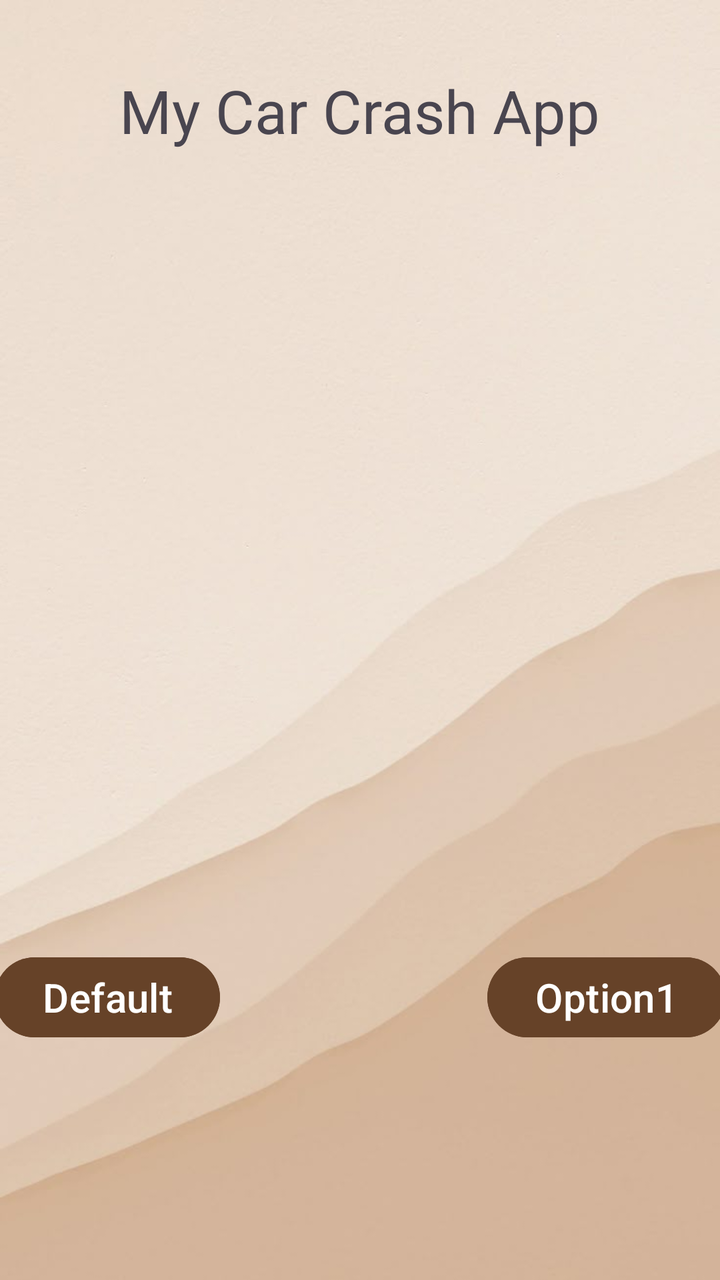
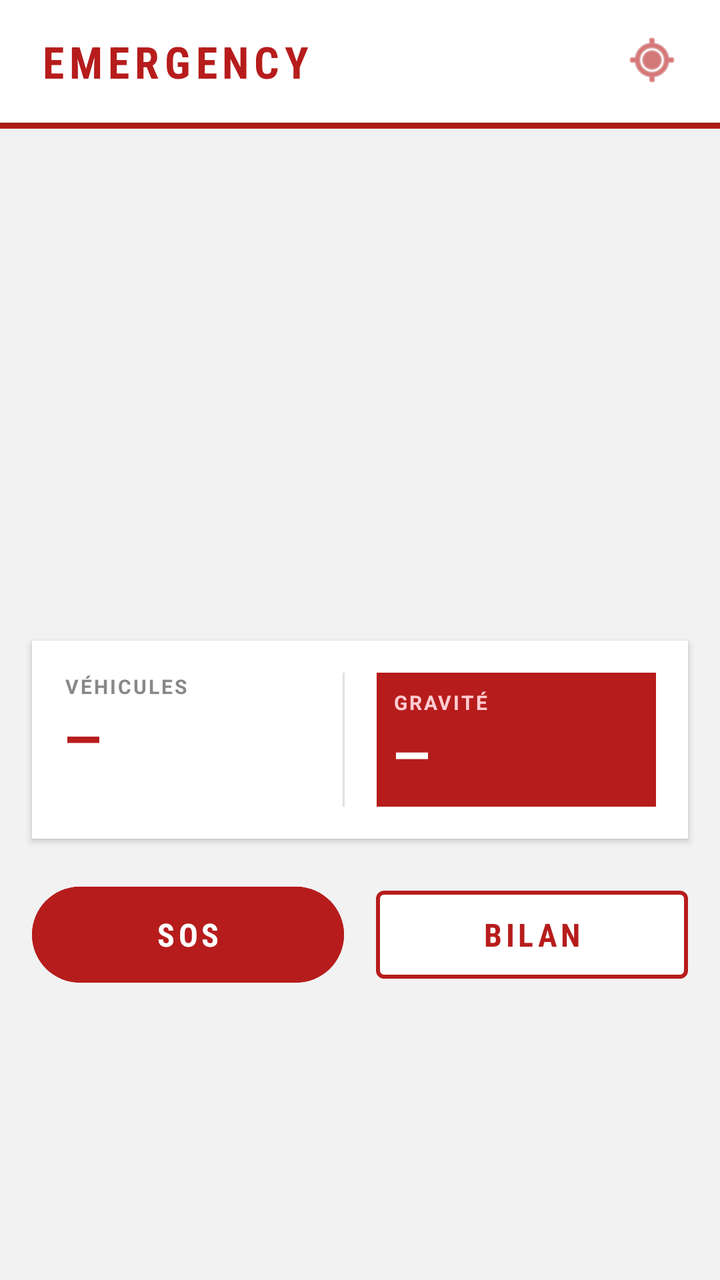

The first picture is an Android layout as it rendered before a commit; the second is the same layout after the commit. The layout source and the unified diff follow.
<!-- AndroidManifest.xml: application theme Theme.MyApplication -->
<!-- res/layout/activity_main.xml -->
<?xml version="1.0" encoding="utf-8"?>
<androidx.constraintlayout.widget.ConstraintLayout xmlns:android="http://schemas.android.com/apk/res/android"
    xmlns:app="http://schemas.android.com/apk/res-auto"
    xmlns:tools="http://schemas.android.com/tools"
    android:id="@+id/main"
    android:layout_width="match_parent"
    android:layout_height="match_parent"
    tools:context=".MainActivity">

    <ImageView
        android:layout_width="match_parent"
        android:layout_height="match_parent"
        android:src="@drawable/background_image_beige"
        android:scaleType="centerCrop"
        android:id="@+id/background_image"/>
    <TextView
        android:layout_width="wrap_content"
        android:layout_height="wrap_content"
        android:layout_marginTop="35dp"
        android:textStyle="bold"
        app:layout_constraintStart_toStartOf="parent"
        app:layout_constraintEnd_toEndOf="parent"
        app:layout_constraintTop_toTopOf="parent"
        android:textSize="30sp"
        android:text="My Car Crash App"
        android:textFontWeight="500"/>

    <ImageView
        android:id="@+id/animation"
        android:layout_width="366dp"
        android:layout_height="259dp"
        app:layout_constraintBottom_toBottomOf="parent"
        app:layout_constraintEnd_toEndOf="parent"
        app:layout_constraintStart_toStartOf="parent"
        app:layout_constraintTop_toTopOf="parent" />

    <Button
        android:layout_width="wrap_content"
        android:layout_height="wrap_content"
        android:id="@+id/default_button"
        android:text="Default"
        app:layout_constraintTop_toBottomOf="@+id/animation"
        app:layout_constraintStart_toStartOf="@+id/animation"
        android:layout_marginTop="25dp"
        android:backgroundTint="@color/brown"
        android:textSize="20sp"/>
    <Button
        android:layout_width="wrap_content"
        android:layout_height="wrap_content"
        android:id="@+id/option_button_1"
        android:text="Option1"
        app:layout_constraintTop_toBottomOf="@+id/animation"
        app:layout_constraintEnd_toEndOf="@+id/animation"
        android:layout_marginTop="25dp"
        android:backgroundTint="@color/brown"
        android:textSize="20sp"/>
</androidx.constraintlayout.widget.ConstraintLayout>
<!-- resources referenced by this layout -->
<resources>
  <color name="brown">#664228</color>
  <!-- drawable background_image_beige: jpg bitmap (drawable, 20158 bytes) -->
  <style name="Theme.MyApplication" parent="Base.Theme.MyApplication" />
  <style name="Base.Theme.MyApplication" parent="Theme.Material3.DayNight.NoActionBar">
          
          
      </style>
</resources>

<!-- the commit's change to res/layout/activity_main.xml (unified diff, before → after) -->
@@ -1,57 +1,199 @@
 <?xml version="1.0" encoding="utf-8"?>
-<androidx.constraintlayout.widget.ConstraintLayout xmlns:android="http://schemas.android.com/apk/res/android"
+<androidx.constraintlayout.widget.ConstraintLayout
+    xmlns:android="http://schemas.android.com/apk/res/android"
     xmlns:app="http://schemas.android.com/apk/res-auto"
     xmlns:tools="http://schemas.android.com/tools"
     android:id="@+id/main"
     android:layout_width="match_parent"
     android:layout_height="match_parent"
+    android:background="#F2F2F2"
     tools:context=".MainActivity">
 
-    <ImageView
-        android:layout_width="match_parent"
-        android:layout_height="match_parent"
-        android:src="@drawable/background_image_beige"
-        android:scaleType="centerCrop"
-        android:id="@+id/background_image"/>
-    <TextView
-        android:layout_width="wrap_content"
+    
+    <LinearLayout
+        android:id="@+id/header"
+        android:layout_width="0dp"
         android:layout_height="wrap_content"
-        android:layout_marginTop="35dp"
-        android:textStyle="bold"
+        android:orientation="horizontal"
+        android:background="#FFFFFF"
+        android:paddingStart="20dp"
+        android:paddingEnd="20dp"
+        android:paddingTop="16dp"
+        android:paddingBottom="16dp"
+        android:elevation="4dp"
+        app:layout_constraintTop_toTopOf="parent"
         app:layout_constraintStart_toStartOf="parent"
-        app:layout_constraintEnd_toEndOf="parent"
-        app:layout_constraintTop_toTopOf="parent"
-        android:textSize="30sp"
-        android:text="My Car Crash App"
-        android:textFontWeight="500"/>
+        app:layout_constraintEnd_toEndOf="parent">
 
+        <TextView
+            android:layout_width="0dp"
+            android:layout_height="wrap_content"
+            android:layout_weight="1"
+            android:text="EMERGENCY"
+            android:textColor="#B71C1C"
+            android:textSize="22sp"
+            android:textStyle="bold"
+            android:letterSpacing="0.12"
+            android:fontFamily="sans-serif-condensed" />
+
+        
+        <ImageView
+            android:layout_width="28dp"
+            android:layout_height="28dp"
+            android:src="@android:drawable/ic_menu_mylocation"
+            android:tint="#B71C1C" />
+    </LinearLayout>
+
+    
+    <View
+        android:id="@+id/header_divider"
+        android:layout_width="0dp"
+        android:layout_height="3dp"
+        android:background="#B71C1C"
+        app:layout_constraintTop_toBottomOf="@+id/header"
+        app:layout_constraintStart_toStartOf="parent"
+        app:layout_constraintEnd_toEndOf="parent" />
+
+    
     <ImageView
         android:id="@+id/animation"
-        android:layout_width="366dp"
-        android:layout_height="259dp"
-        app:layout_constraintBottom_toBottomOf="parent"
-        app:layout_constraintEnd_toEndOf="parent"
+        android:layout_width="0dp"
+        android:layout_height="220dp"
+        android:layout_marginStart="16dp"
+        android:layout_marginEnd="16dp"
+        android:layout_marginTop="20dp"
+        android:scaleType="centerCrop"
+        app:layout_constraintTop_toBottomOf="@+id/header_divider"
         app:layout_constraintStart_toStartOf="parent"
-        app:layout_constraintTop_toTopOf="parent" />
+        app:layout_constraintEnd_toEndOf="parent" />
 
-    <Button
-        android:layout_width="wrap_content"
+    
+    <LinearLayout
+        android:id="@+id/status_card"
+        android:layout_width="0dp"
         android:layout_height="wrap_content"
-        android:id="@+id/default_button"
-        android:text="Default"
+        android:orientation="horizontal"
+        android:background="#FFFFFF"
+        android:layout_marginStart="16dp"
+        android:layout_marginEnd="16dp"
+        android:layout_marginTop="16dp"
+        android:padding="16dp"
+        android:elevation="2dp"
         app:layout_constraintTop_toBottomOf="@+id/animation"
-        app:layout_constraintStart_toStartOf="@+id/animation"
-        android:layout_marginTop="25dp"
-        android:backgroundTint="@color/brown"
-        android:textSize="20sp"/>
-    <Button
-        android:layout_width="wrap_content"
+        app:layout_constraintStart_toStartOf="parent"
+        app:layout_constraintEnd_toEndOf="parent">
+
+        
+        <LinearLayout
+            android:layout_width="0dp"
+            android:layout_height="wrap_content"
+            android:layout_weight="1"
+            android:orientation="vertical">
+
+            <TextView
+                android:layout_width="wrap_content"
+                android:layout_height="wrap_content"
+                android:text="VÉHICULES"
+                android:textColor="#888888"
+                android:textSize="10sp"
+                android:letterSpacing="0.1"
+                android:textStyle="bold" />
+
+            <TextView
+                android:layout_width="wrap_content"
+                android:layout_height="wrap_content"
+                android:text="—"
+                android:textColor="#B71C1C"
+                android:textSize="28sp"
+                android:textStyle="bold"
+                android:fontFamily="sans-serif-condensed" />
+        </LinearLayout>
+
+        
+        <View
+            android:layout_width="1dp"
+            android:layout_height="match_parent"
+            android:background="#E0E0E0"
+            android:layout_marginEnd="16dp" />
+
+        
+        <LinearLayout
+            android:layout_width="0dp"
+            android:layout_height="wrap_content"
+            android:layout_weight="1"
+            android:orientation="vertical"
+            android:background="#B71C1C"
+            android:padding="8dp">
+
+            <TextView
+                android:layout_width="wrap_content"
+                android:layout_height="wrap_content"
+                android:text="GRAVITÉ"
+                android:textColor="#FFCDD2"
+                android:textSize="10sp"
+                android:letterSpacing="0.1"
+                android:textStyle="bold" />
+
+            <TextView
+                android:layout_width="wrap_content"
+                android:layout_height="wrap_content"
+                android:text="—"
+                android:textColor="#FFFFFF"
+                android:textSize="28sp"
+                android:textStyle="bold"
+                android:fontFamily="sans-serif-condensed" />
+        </LinearLayout>
+    </LinearLayout>
+
+    
+    <LinearLayout
+        android:id="@+id/button_row"
+        android:layout_width="0dp"
         android:layout_height="wrap_content"
-        android:id="@+id/option_button_1"
-        android:text="Option1"
-        app:layout_constraintTop_toBottomOf="@+id/animation"
-        app:layout_constraintEnd_toEndOf="@+id/animation"
-        android:layout_marginTop="25dp"
-        android:backgroundTint="@color/brown"
-        android:textSize="20sp"/>
+        android:orientation="horizontal"
+        android:layout_marginStart="16dp"
+        android:layout_marginEnd="16dp"
+        android:layout_marginTop="20dp"
+        app:layout_constraintTop_toBottomOf="@+id/status_card"
+        app:layout_constraintStart_toStartOf="parent"
+        app:layout_constraintEnd_toEndOf="parent">
+
+        
+        <Button
+            android:id="@+id/default_button"
+            android:layout_width="0dp"
+            android:layout_height="56dp"
+            android:layout_weight="1"
+            android:layout_marginEnd="8dp"
+            android:text="SOS"
+            android:textColor="#FFFFFF"
+            android:textSize="16sp"
+            android:textStyle="bold"
+            android:letterSpacing="0.12"
+            android:fontFamily="sans-serif-condensed"
+            android:backgroundTint="#B71C1C"
+            android:stateListAnimator="@null" />
+
+        
+        <Button
+            android:id="@+id/option_button_1"
+            android:layout_width="0dp"
+            android:layout_height="56dp"
+            android:layout_weight="1"
+            android:layout_marginStart="8dp"
+            android:text="BILAN"
+            android:textColor="#B71C1C"
+            android:textSize="16sp"
+            android:textStyle="bold"
+            android:letterSpacing="0.12"
+            android:fontFamily="sans-serif-condensed"
+            android:backgroundTint="#FFFFFF"
+            android:stateListAnimator="@null"
+            style="@style/Widget.MaterialComponents.Button.OutlinedButton"
+            app:strokeColor="#B71C1C"
+            app:strokeWidth="2dp" />
+    </LinearLayout>
+
+
+
 </androidx.constraintlayout.widget.ConstraintLayout>
<!-- resource entries referenced after the edit -->
@@ -1,7 +1,5 @@
 <!-- resources referenced by this layout -->
 <resources>
-  <color name="brown">#664228</color>
-  <!-- drawable background_image_beige: jpg bitmap (drawable, 20158 bytes) -->
   <style name="Theme.MyApplication" parent="Base.Theme.MyApplication" />
   <style name="Base.Theme.MyApplication" parent="Theme.Material3.DayNight.NoActionBar">
           
